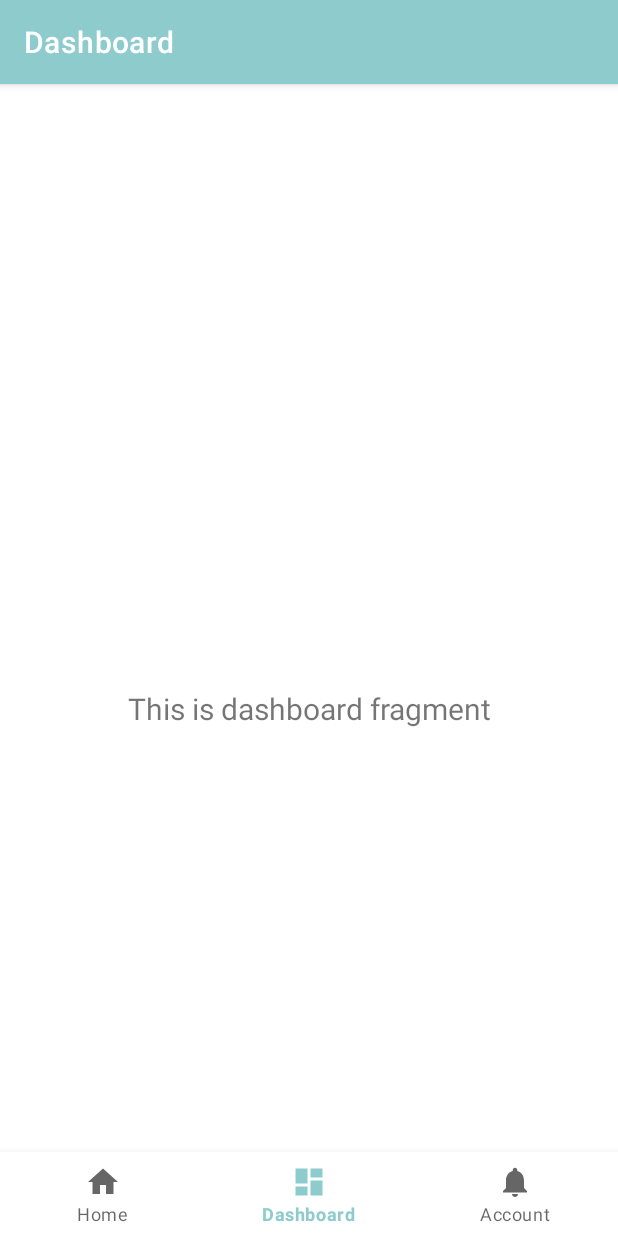
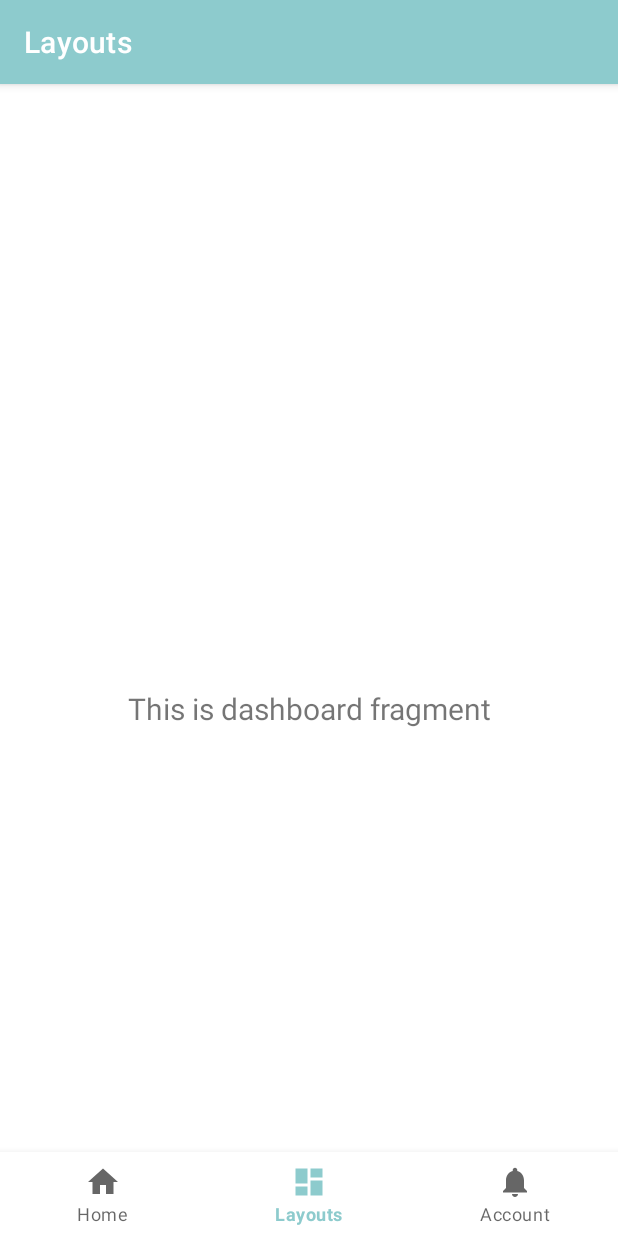
Before and after one commit to DanielMoore4875/Aphrodite, an Android app: the screen it shows after launch (MainActivity), item 2 of the bottom bar chosen, on a phone screen of 412 x 824 dp. Run offline under Robolectric (Android 15) with nearby library versions, the light colour scheme and no system bars; our stand-ins replace navigation-ui.

Commit message:
Bottom Nav Name Change again

```diff
--- a/AphroditeApp/src/main/res/menu/bottom_nav_menu.xml
+++ b/AphroditeApp/src/main/res/menu/bottom_nav_menu.xml
@@ -9,7 +9,7 @@
     <item
         android:id="@+id/navigation_dashboard"
         android:icon="@drawable/ic_dashboard_black_24dp"
-        android:title="@string/title_dashboard" />
+        android:title="@string/title_layouts" />
 
     <item
         android:id="@+id/navigation_notifications"
--- a/AphroditeApp/src/main/res/navigation/mobile_navigation.xml
+++ b/AphroditeApp/src/main/res/navigation/mobile_navigation.xml
@@ -14,7 +14,7 @@
     <fragment
         android:id="@+id/navigation_dashboard"
         android:name="ca.kainotomia.it.aphrodite.ui.layouts.LayoutFragment"
-        android:label="@string/title_dashboard"
+        android:label="@string/title_layouts"
         tools:layout="@layout/fragment_dashboard" />
 
     <fragment
--- a/AphroditeApp/src/main/res/values/strings.xml
+++ b/AphroditeApp/src/main/res/values/strings.xml
@@ -5,7 +5,7 @@
 <resources>
     <string name="app_name">Aphrodite</string>
     <string name="title_home">Home</string>
-    <string name="title_dashboard">Dashboard</string>
+    <string name="title_layouts">Layouts</string>
     <string name="title_account">Account</string>
     <string name="MA_AlertDialogExitApp_title">Exit App</string>
     <string name="MA_AlertDialogExitApp_msg">Are you sure you want to exit?</string>
```
Also changed, not shown: 1 other file.
